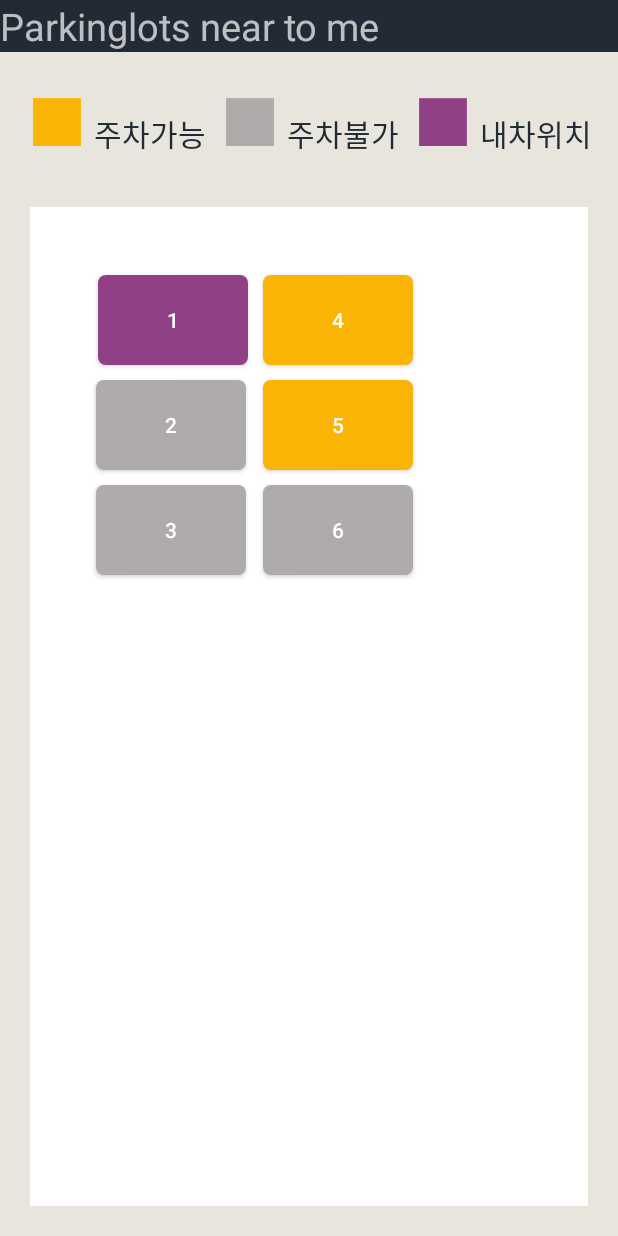
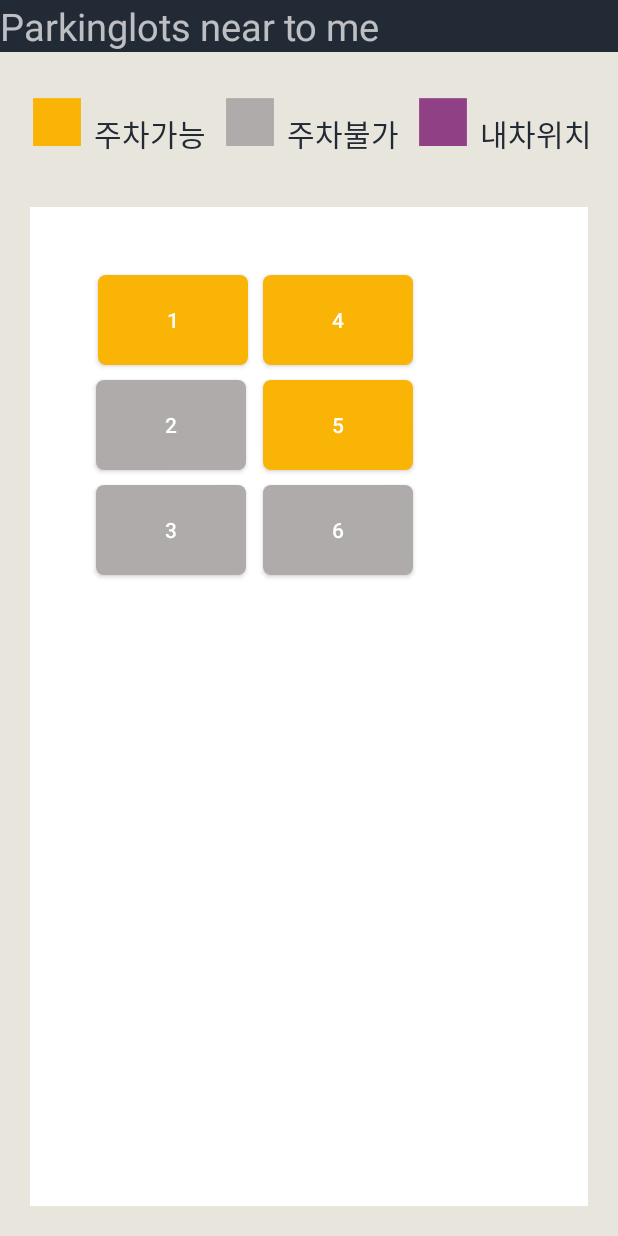
Before and after one commit to oswswo123/androidTeamP, an Android app: the ParkingLot screen opened directly, with no data from a screen before it, on a phone screen of 412 x 824 dp. Run offline under Robolectric (Android 15) with nearby library versions, the phone set to English and light mode, and no system bars.

Commit message:
예약하기 시스템 구현

```diff
--- a/UcantFindP/app/src/main/res/layout/activity_parking_lot.xml
+++ b/UcantFindP/app/src/main/res/layout/activity_parking_lot.xml
@@ -47,8 +47,9 @@
             android:layout_height="60dp"
             android:layout_marginStart="45dp"
             android:layout_marginTop="45dp"
-            android:background="@drawable/drawable_parkinglot_myseat"
+            android:background="@drawable/drawable_parkinglot_withseat"
             android:text="1"
+            android:onClick="onClick"
             app:layout_constraintStart_toStartOf="parent"
             app:layout_constraintTop_toTopOf="parent" />
 
@@ -60,6 +61,7 @@
             android:layout_marginTop="115dp"
             android:background="@drawable/drawable_parkinglot_noseat"
             android:text="2"
+            android:onClick="onClick"
             app:layout_constraintStart_toStartOf="parent"
             app:layout_constraintTop_toTopOf="parent" />
 
@@ -71,6 +73,7 @@
             android:layout_marginTop="185dp"
             android:background="@drawable/drawable_parkinglot_noseat"
             android:text="3"
+            android:onClick="onClick"
             app:layout_constraintStart_toStartOf="parent"
             app:layout_constraintTop_toTopOf="parent" />
 
@@ -82,6 +85,7 @@
             android:layout_marginTop="45dp"
             android:background="@drawable/drawable_parkinglot_withseat"
             android:text="4"
+            android:onClick="onClick"
             app:layout_constraintStart_toStartOf="parent"
             app:layout_constraintTop_toTopOf="parent" />
 
@@ -93,6 +97,7 @@
             android:layout_marginTop="115dp"
             android:background="@drawable/drawable_parkinglot_withseat"
             android:text="5"
+            android:onClick="onClick"
             app:layout_constraintStart_toStartOf="parent"
             app:layout_constraintTop_toTopOf="parent" />
 
@@ -104,6 +109,7 @@
             android:layout_marginTop="185dp"
             android:background="@drawable/drawable_parkinglot_noseat"
             android:text="6"
+            android:onClick="onClick"
             app:layout_constraintStart_toStartOf="parent"
             app:layout_constraintTop_toTopOf="parent" />
 
```
Also changed, not shown: UcantFindP/app/src/main/java/io/github/cheesecat47/ucantfindp/ParkingLot.java (+69 -5 lines).
